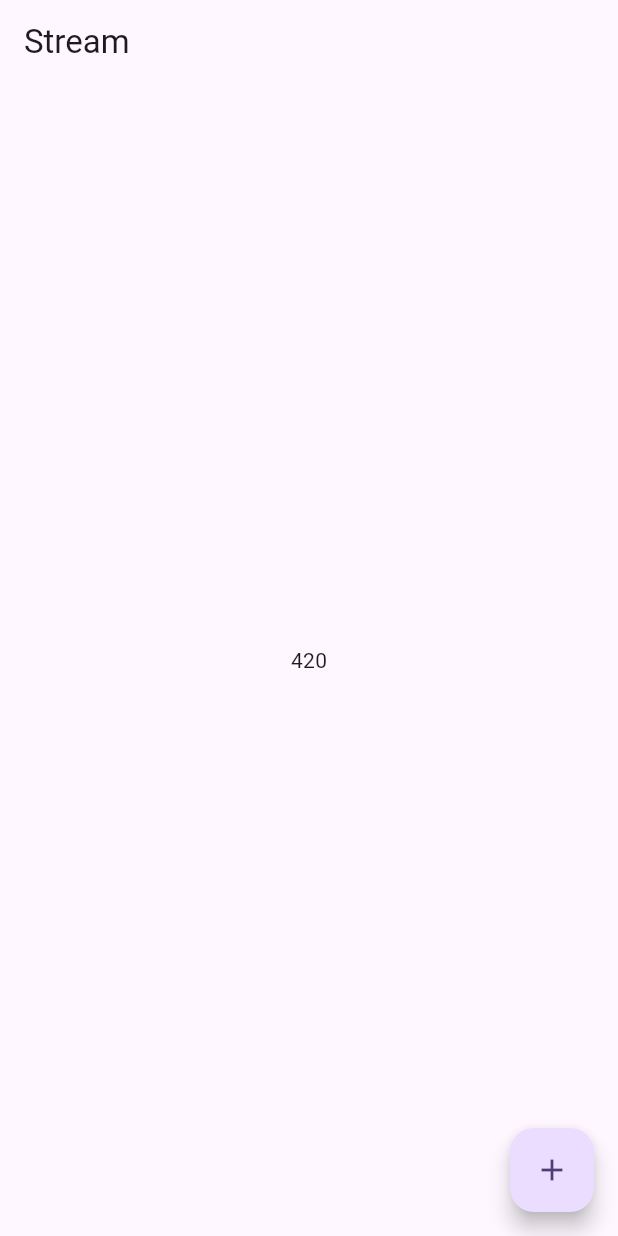
After one commit to ProJulius/Flutter_Course, a Flutter app: the screen it shows after launch, after a tap on the "add" icon, on a phone screen of 412 x 824 dp. The commit adds this screen. Run offline on Flutter 3.47's test engine with Material 2 defaults, Android fonts, the phone set to English and light mode, and no system bars; our stand-ins replace equatable.

Commit message:
Example stream builder

```diff
--- a/lib/main.dart
+++ b/lib/main.dart
@@ -1,5 +1,5 @@
 import 'package:flutter/material.dart';
-import 'package:test_git/screen/grid_note/grid_note_screen.dart';
+import 'package:test_git/screen/stream/stream_screen.dart';
 
 void main() {
   runApp(const MyApp());
@@ -16,7 +16,7 @@ class MyApp extends StatelessWidget {
         colorScheme: ColorScheme.fromSeed(seedColor: Colors.deepPurple),
         useMaterial3: true,
       ),
-      home: const GridNoteScreen(),
+      home: StreamScreen(),
       debugShowCheckedModeBanner: false,
     );
   }
--- /dev/null
+++ b/lib/screen/stream/stream_screen.dart
@@ -0,0 +1,47 @@
+import 'dart:async';
+import 'dart:math';
+
+import 'package:flutter/material.dart';
+
+class StreamScreen extends StatelessWidget {
+  StreamScreen({super.key});
+
+  final StreamController _stream = StreamController();
+
+  @override
+  Widget build(BuildContext context) {
+    return Scaffold(
+      appBar: _appBar(context),
+      body: _body(context),
+      floatingActionButton: _fab(context),
+    );
+  }
+
+  PreferredSizeWidget _appBar(BuildContext context) {
+    return AppBar(
+      title: const Text("Stream"),
+    );
+  }
+
+  Widget _body(BuildContext context) {
+    return StreamBuilder(
+      stream: _stream.stream,
+      builder: (context, snapshot) {
+        return Center(
+          child: Text(snapshot.data.toString()),
+        );
+      },
+    );
+  }
+
+  Widget _fab(BuildContext context) {
+    return FloatingActionButton(
+      onPressed: _randomAnything,
+      child: const Icon(Icons.add),
+    );
+  }
+
+  void _randomAnything() {
+    _stream.add(Random().nextInt(1000));
+  }
+}
```
